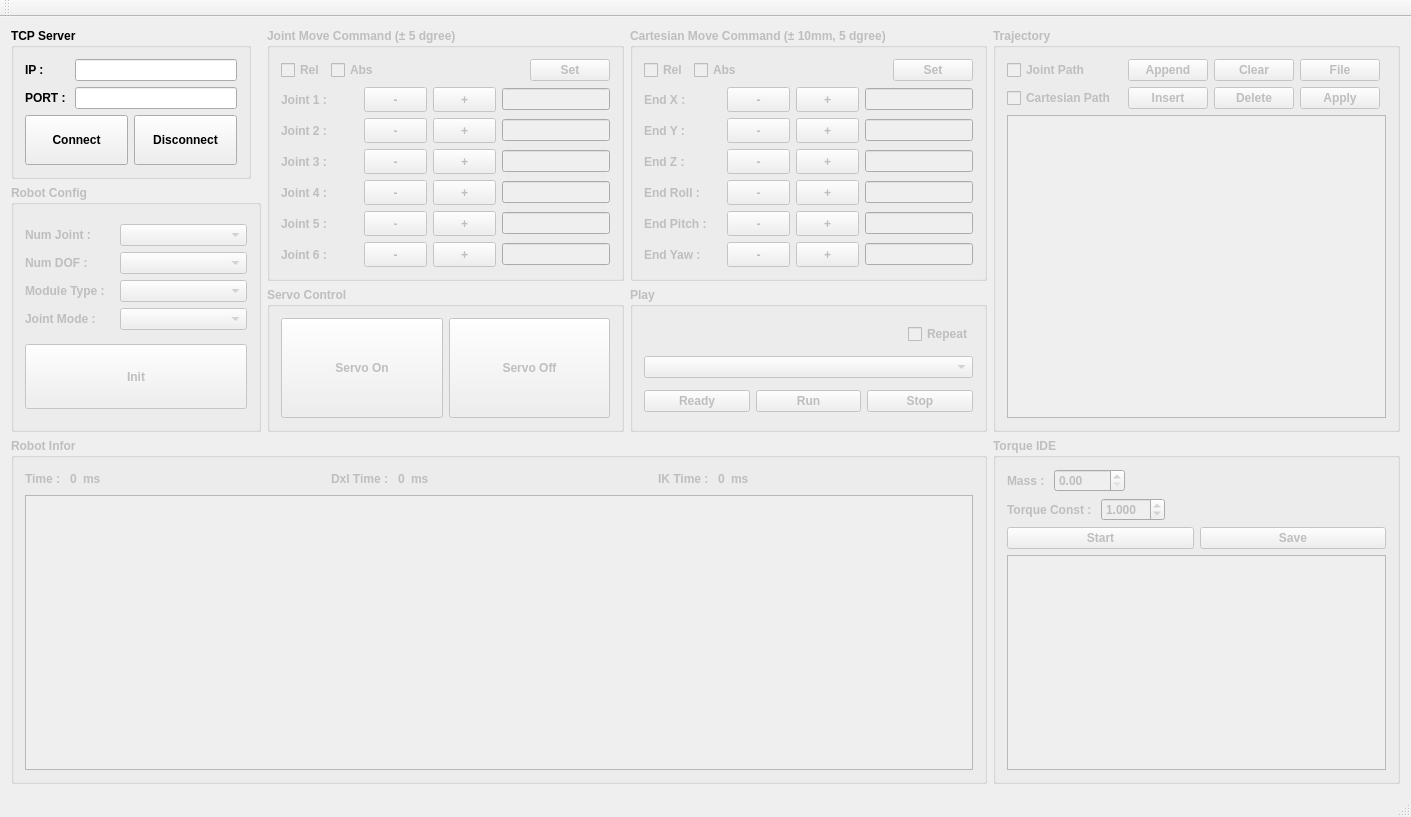
hajunsong/Controller, file RobotControllerUI/MainWindow/mainwindow.ui: the form before one commit.
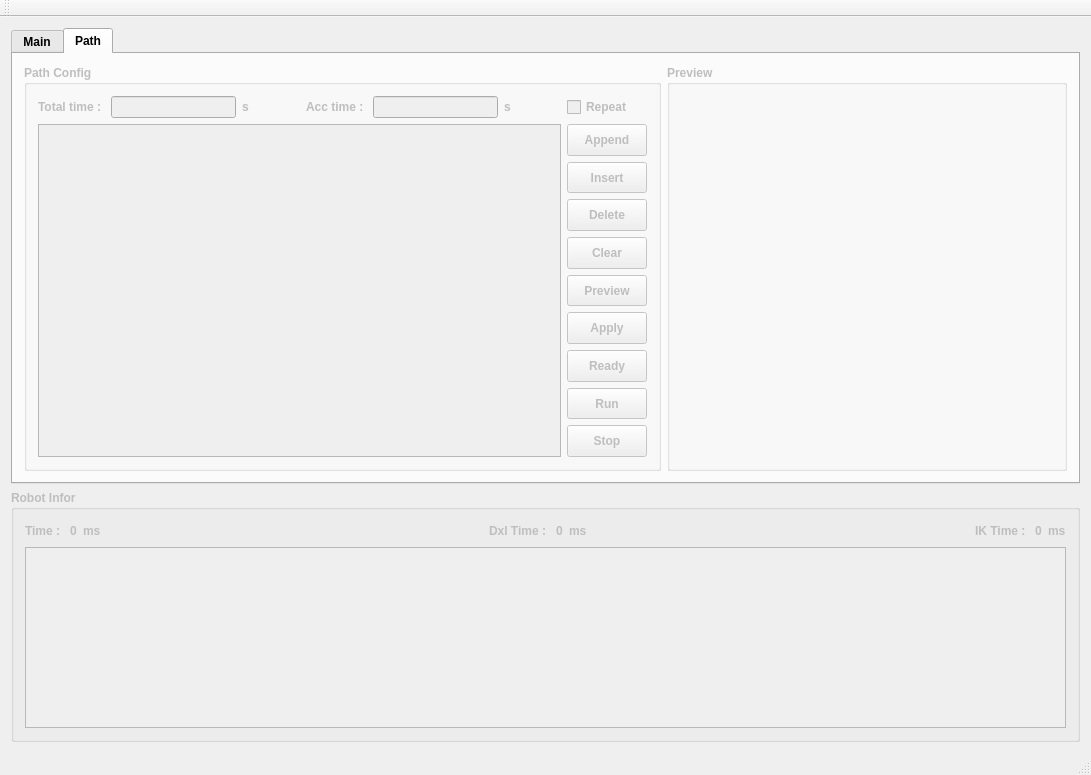
The form after the commit.

Commit message: path generator 추가 중

```diff
--- a/RobotControllerUI/MainWindow/mainwindow.ui
+++ b/RobotControllerUI/MainWindow/mainwindow.ui
@@ -6,8 +6,8 @@
    <rect>
     <x>0</x>
     <y>0</y>
-    <width>1411</width>
-    <height>817</height>
+    <width>1091</width>
+    <height>775</height>
    </rect>
   </property>
   <property name="sizePolicy">
@@ -27,319 +27,27 @@
   </property>
   <widget class="QWidget" name="centralWidget">
    <layout class="QGridLayout" name="gridLayout_9">
-    <item row="0" column="3" rowspan="3">
-     <widget class="QGroupBox" name="gbTrajectory">
+    <item row="0" column="0">
+     <widget class="QTabWidget" name="tabWidget">
       <property name="enabled">
-       <bool>false</bool>
+       <bool>true</bool>
       </property>
-      <property name="font">
-       <font>
-        <weight>75</weight>
-        <bold>true</bold>
-       </font>
+      <property name="currentIndex">
+       <number>1</number>
       </property>
-      <property name="title">
-       <string>Trajectory</string>
-      </property>
-      <layout class="QGridLayout" name="gridLayout_6">
-       <item row="1" column="0">
-        <widget class="QCheckBox" name="cbJointPath">
-         <property name="text">
-          <string>Joint Path</string>
-         </property>
-        </widget>
-       </item>
-       <item row="2" column="4">
-        <widget class="QPushButton" name="btnPathApply">
-         <property name="text">
-          <string>Apply</string>
-         </property>
-        </widget>
-       </item>
-       <item row="2" column="0">
-        <widget class="QCheckBox" name="cbCartesianPath">
-         <property name="text">
-          <string>Cartesian Path</string>
-         </property>
-        </widget>
-       </item>
-       <item row="1" column="1">
-        <spacer name="horizontalSpacer_4">
-         <property name="orientation">
-          <enum>Qt::Horizontal</enum>
-         </property>
-         <property name="sizeHint" stdset="0">
-          <size>
-           <width>40</width>
-           <height>20</height>
-          </size>
-         </property>
-        </spacer>
-       </item>
-       <item row="1" column="2">
-        <widget class="QPushButton" name="btnPathAppend">
-         <property name="text">
-          <string>Append</string>
-         </property>
-        </widget>
-       </item>
-       <item row="2" column="2">
-        <widget class="QPushButton" name="btnPathInsert">
-         <property name="text">
-          <string>Insert</string>
-         </property>
-        </widget>
-       </item>
-       <item row="1" column="3">
-        <widget class="QPushButton" name="btnPathClear">
-         <property name="text">
-          <string>Clear</string>
-         </property>
-        </widget>
-       </item>
-       <item row="3" column="0" colspan="6">
-        <widget class="QTableView" name="tvPathData"/>
-       </item>
-       <item row="1" column="4">
-        <widget class="QPushButton" name="btnFileLoad">
-         <property name="text">
-          <string>File</string>
-         </property>
-        </widget>
-       </item>
-       <item row="2" column="1">
-        <spacer name="horizontalSpacer_8">
-         <property name="orientation">
-          <enum>Qt::Horizontal</enum>
-         </property>
-         <property name="sizeHint" stdset="0">
-          <size>
-           <width>40</width>
-           <height>20</height>
-          </size>
-         </property>
-        </spacer>
-       </item>
-       <item row="2" column="3">
-        <widget class="QPushButton" name="btnPathDelete">
-         <property name="text">
-          <string>Delete</string>
-         </property>
-        </widget>
-       </item>
-      </layout>
-     </widget>
-    </item>
-    <item row="1" column="0" rowspan="2">
-     <widget class="QGroupBox" name="gbRobotConfig">
-      <property name="enabled">
-       <bool>false</bool>
-      </property>
-      <property name="maximumSize">
-       <size>
-        <width>250</width>
-        <height>250</height>
-       </size>
-      </property>
-      <property name="font">
-       <font>
-        <weight>75</weight>
-        <bold>true</bold>
-       </font>
-      </property>
-      <property name="title">
-       <string>Robot Config</string>
-      </property>
-      <layout class="QGridLayout" name="gridLayout_2">
+      <widget class="QWidget" name="tab">
+       <attribute name="title">
+        <string>Main</string>
+       </attribute>
+       <layout class="QGridLayout" name="gridLayout_10">
        <item row="0" column="0">
-        <layout class="QVBoxLayout" name="verticalLayout_3">
-         <item>
-          <widget class="QLabel" name="label_3">
-           <property name="text">
-            <string>Num Joint : </string>
-           </property>
-          </widget>
-         </item>
-         <item>
-          <widget class="QLabel" name="label_4">
-           <property name="text">
-            <string>Num DOF : </string>
-           </property>
-          </widget>
-         </item>
-         <item>
-          <widget class="QLabel" name="label_5">
-           <property name="text">
-            <string>Module Type : </string>
-           </property>
-          </widget>
-         </item>
-         <item>
-          <widget class="QLabel" name="labelCommType">
-           <property name="text">
-            <string>Joint Mode : </string>
-           </property>
-          </widget>
-         </item>
-        </layout>
-       </item>
-       <item row="0" column="1">
-        <layout class="QVBoxLayout" name="verticalLayout_4">
-         <item>
-          <layout class="QVBoxLayout" name="verticalLayout_5">
-           <property name="leftMargin">
-            <number>5</number>
-           </property>
-           <item>
-            <widget class="QComboBox" name="cbNumJoint">
-             <property name="sizePolicy">
-              <sizepolicy hsizetype="Expanding" vsizetype="Fixed">
-               <horstretch>0</horstretch>
-               <verstretch>0</verstretch>
-              </sizepolicy>
-             </property>
-             <item>
-              <property name="text">
-               <string/>
-              </property>
-             </item>
-             <item>
-              <property name="text">
-               <string>1</string>
-              </property>
-             </item>
-             <item>
-              <property name="text">
-               <string>6</string>
-              </property>
-             </item>
-            </widget>
-           </item>
-           <item>
-            <widget class="QComboBox" name="cbNumDOF">
-             <property name="sizePolicy">
-              <sizepolicy hsizetype="Expanding" vsizetype="Fixed">
-               <horstretch>0</horstretch>
-               <verstretch>0</verstretch>
-              </sizepolicy>
-             </property>
-             <item>
-              <property name="text">
-               <string/>
-              </property>
-             </item>
-             <item>
-              <property name="text">
-               <string>1</string>
-              </property>
-             </item>
-             <item>
-              <property name="text">
-               <string>6</string>
-              </property>
-             </item>
-            </widget>
-           </item>
-           <item>
-            <widget class="QComboBox" name="cbModuleType">
-             <property name="sizePolicy">
-              <sizepolicy hsizetype="Expanding" vsizetype="Fixed">
-               <horstretch>0</horstretch>
-               <verstretch>0</verstretch>
-              </sizepolicy>
-             </property>
-             <item>
-              <property name="text">
-               <string/>
-              </property>
-             </item>
-             <item>
-              <property name="text">
-               <string>FAR V1</string>
-              </property>
-             </item>
-             <item>
-              <property name="text">
-               <string>FAR V2</string>
-              </property>
-             </item>
-             <item>
-              <property name="text">
-               <string>SEA</string>
-              </property>
-             </item>
-            </widget>
-           </item>
-           <item>
-            <widget class="QComboBox" name="cbJointMode">
-             <property name="sizePolicy">
-              <sizepolicy hsizetype="Fixed" vsizetype="Fixed">
-               <horstretch>0</horstretch>
-               <verstretch>0</verstretch>
-              </sizepolicy>
-             </property>
-             <item>
-              <property name="text">
-               <string/>
-              </property>
-             </item>
-             <item>
-              <property name="text">
-               <string>Current</string>
-              </property>
-             </item>
-             <item>
-              <property name="text">
-               <string>Velocity</string>
-              </property>
-             </item>
-             <item>
-              <property name="text">
-               <string>Position</string>
-              </property>
-             </item>
-             <item>
-              <property name="text">
-               <string>Extended Position</string>
-              </property>
-             </item>
-             <item>
-              <property name="text">
-               <string>Current Based Position</string>
-              </property>
-             </item>
-             <item>
-              <property name="text">
-               <string>PWM</string>
-              </property>
-             </item>
-            </widget>
-           </item>
-          </layout>
-         </item>
-        </layout>
-       </item>
-       <item row="1" column="0" colspan="2">
-        <widget class="QPushButton" name="btnSetInit">
+         <widget class="QGroupBox" name="groupBox">
          <property name="minimumSize">
           <size>
            <width>0</width>
-           <height>65</height>
-          </size>
-         </property>
-         <property name="text">
-          <string>Init</string>
-         </property>
-        </widget>
-       </item>
-      </layout>
-     </widget>
-    </item>
-    <item row="2" column="1">
-     <widget class="QGroupBox" name="gbServoControl">
-      <property name="enabled">
-       <bool>false</bool>
-      </property>
+            <height>0</height>
+           </size>
+          </property>
       <property name="maximumSize">
        <size>
         <width>16777215</width>
@@ -861,105 +569,6 @@
       </layout>
      </widget>
     </item>
-    <item row="0" column="0">
-     <widget class="QGroupBox" name="groupBox">
-      <property name="minimumSize">
-       <size>
-        <width>0</width>
-        <height>0</height>
-       </size>
-      </property>
-      <property name="maximumSize">
-       <size>
-        <width>240</width>
-        <height>16777215</height>
-       </size>
-      </property>
-      <property name="font">
-       <font>
-        <weight>75</weight>
-        <bold>true</bold>
-       </font>
-      </property>
-      <property name="title">
-       <string>TCP Server</string>
-      </property>
-      <layout class="QGridLayout" name="gridLayout">
-       <item row="0" column="0">
-        <layout class="QVBoxLayout" name="verticalLayout_2">
-         <item>
-          <widget class="QLabel" name="label">
-           <property name="text">
-            <string>IP : </string>
-           </property>
-          </widget>
-         </item>
-         <item>
-          <widget class="QLabel" name="label_2">
-           <property name="text">
-            <string>PORT : </string>
-           </property>
-          </widget>
-         </item>
-        </layout>
-       </item>
-       <item row="0" column="1">
-        <layout class="QVBoxLayout" name="verticalLayout">
-         <item>
-          <widget class="QLineEdit" name="txtIP">
-           <property name="minimumSize">
-            <size>
-             <width>150</width>
-             <height>0</height>
-            </size>
-           </property>
-          </widget>
-         </item>
-         <item>
-          <widget class="QLineEdit" name="txtPORT">
-           <property name="minimumSize">
-            <size>
-             <width>150</width>
-             <height>0</height>
-            </size>
-           </property>
-          </widget>
-         </item>
-        </layout>
-       </item>
-       <item row="1" column="0" colspan="2">
-        <layout class="QHBoxLayout" name="horizontalLayout_2">
-         <item>
-          <widget class="QPushButton" name="btnConnect">
-           <property name="minimumSize">
-            <size>
-             <width>75</width>
-             <height>50</height>
-            </size>
-           </property>
-           <property name="text">
-            <string>Connect</string>
-           </property>
-          </widget>
-         </item>
-         <item>
-          <widget class="QPushButton" name="btnDisconnect">
-           <property name="minimumSize">
-            <size>
-             <width>75</width>
-             <height>50</height>
-            </size>
-           </property>
-           <property name="text">
-            <string>Disconnect</string>
-           </property>
-          </widget>
-         </item>
-        </layout>
-       </item>
-      </layout>
-     </widget>
-    </item>
     <item row="0" column="2" rowspan="2">
      <widget class="QGroupBox" name="gbCartMoveCommand">
       <property name="enabled">
@@ -1433,7 +1042,516 @@
       </layout>
      </widget>
     </item>
-    <item row="3" column="0" colspan="3">
+        <item row="1" column="0" rowspan="2">
+         <widget class="QGroupBox" name="gbRobotConfig">
+          <property name="enabled">
+           <bool>false</bool>
+          </property>
+          <property name="maximumSize">
+           <size>
+            <width>250</width>
+            <height>250</height>
+           </size>
+          </property>
+          <property name="font">
+           <font>
+            <weight>75</weight>
+            <bold>true</bold>
+           </font>
+          </property>
+          <property name="title">
+           <string>Robot Config</string>
+          </property>
+          <layout class="QGridLayout" name="gridLayout_2">
+           <item row="0" column="0">
+            <layout class="QVBoxLayout" name="verticalLayout_3">
+             <item>
+              <widget class="QLabel" name="label_3">
+               <property name="text">
+                <string>Num Joint : </string>
+               </property>
+              </widget>
+             </item>
+             <item>
+              <widget class="QLabel" name="label_4">
+               <property name="text">
+                <string>Num DOF : </string>
+               </property>
+              </widget>
+             </item>
+             <item>
+              <widget class="QLabel" name="label_5">
+               <property name="text">
+                <string>Module Type : </string>
+               </property>
+              </widget>
+             </item>
+             <item>
+              <widget class="QLabel" name="labelCommType">
+               <property name="text">
+                <string>Joint Mode : </string>
+               </property>
+              </widget>
+             </item>
+            </layout>
+           </item>
+           <item row="0" column="1">
+            <layout class="QVBoxLayout" name="verticalLayout_4">
+             <item>
+              <layout class="QVBoxLayout" name="verticalLayout_5">
+               <property name="leftMargin">
+                <number>5</number>
+               </property>
+               <item>
+                <widget class="QComboBox" name="cbNumJoint">
+                 <property name="sizePolicy">
+                  <sizepolicy hsizetype="Expanding" vsizetype="Fixed">
+                   <horstretch>0</horstretch>
+                   <verstretch>0</verstretch>
+                  </sizepolicy>
+                 </property>
+                 <item>
+                  <property name="text">
+                   <string/>
+                  </property>
+                 </item>
+                 <item>
+                  <property name="text">
+                   <string>1</string>
+                  </property>
+                 </item>
+                 <item>
+                  <property name="text">
+                   <string>6</string>
+                  </property>
+                 </item>
+                </widget>
+               </item>
+               <item>
+                <widget class="QComboBox" name="cbNumDOF">
+                 <property name="sizePolicy">
+                  <sizepolicy hsizetype="Expanding" vsizetype="Fixed">
+                   <horstretch>0</horstretch>
+                   <verstretch>0</verstretch>
+                  </sizepolicy>
+                 </property>
+                 <item>
+                  <property name="text">
+                   <string/>
+                  </property>
+                 </item>
+                 <item>
+                  <property name="text">
+                   <string>1</string>
+                  </property>
+                 </item>
+                 <item>
+                  <property name="text">
+                   <string>6</string>
+                  </property>
+                 </item>
+                </widget>
+               </item>
+               <item>
+                <widget class="QComboBox" name="cbModuleType">
+                 <property name="sizePolicy">
+                  <sizepolicy hsizetype="Expanding" vsizetype="Fixed">
+                   <horstretch>0</horstretch>
+                   <verstretch>0</verstretch>
+                  </sizepolicy>
+                 </property>
+                 <item>
+                  <property name="text">
+                   <string/>
+                  </property>
+                 </item>
+                 <item>
+                  <property name="text">
+                   <string>FAR V1</string>
+                  </property>
+                 </item>
+                 <item>
+                  <property name="text">
+                   <string>FAR V2</string>
+                  </property>
+                 </item>
+                 <item>
+                  <property name="text">
+                   <string>SEA</string>
+                  </property>
+                 </item>
+                </widget>
+               </item>
+               <item>
+                <widget class="QComboBox" name="cbJointMode">
+                 <property name="sizePolicy">
+                  <sizepolicy hsizetype="Fixed" vsizetype="Fixed">
+                   <horstretch>0</horstretch>
+                   <verstretch>0</verstretch>
+                  </sizepolicy>
+                 </property>
+                 <item>
+                  <property name="text">
+                   <string/>
+                  </property>
+                 </item>
+                 <item>
+                  <property name="text">
+                   <string>Current</string>
+                  </property>
+                 </item>
+                 <item>
+                  <property name="text">
+                   <string>Velocity</string>
+                  </property>
+                 </item>
+                 <item>
+                  <property name="text">
+                   <string>Position</string>
+                  </property>
+                 </item>
+                 <item>
+                  <property name="text">
+                   <string>Extended Position</string>
+                  </property>
+                 </item>
+                 <item>
+                  <property name="text">
+                   <string>Current Based Position</string>
+                  </property>
+                 </item>
+                 <item>
+                  <property name="text">
+                   <string>PWM</string>
+                  </property>
+                 </item>
+                </widget>
+               </item>
+              </layout>
+             </item>
+            </layout>
+           </item>
+           <item row="1" column="0" colspan="2">
+            <widget class="QPushButton" name="btnSetInit">
+             <property name="minimumSize">
+              <size>
+               <width>0</width>
+               <height>65</height>
+              </size>
+             </property>
+             <property name="text">
+              <string>Init</string>
+             </property>
+            </widget>
+           </item>
+          </layout>
+         </widget>
+        </item>
+        <item row="2" column="1">
+         <widget class="QGroupBox" name="gbServoControl">
+          <property name="enabled">
+           <bool>false</bool>
+          </property>
+          <property name="maximumSize">
+           <size>
+            <width>16777215</width>
+            <height>16777215</height>
+           </size>
+          </property>
+          <property name="font">
+           <font>
+            <weight>75</weight>
+            <bold>true</bold>
+           </font>
+          </property>
+          <property name="title">
+           <string>Servo Control</string>
+          </property>
+          <layout class="QGridLayout" name="gridLayout_4">
+           <item row="0" column="0">
+            <widget class="QPushButton" name="btnServoOn">
+             <property name="minimumSize">
+              <size>
+               <width>100</width>
+               <height>100</height>
+              </size>
+             </property>
+             <property name="text">
+              <string>Servo On</string>
+             </property>
+            </widget>
+           </item>
+           <item row="0" column="1">
+            <widget class="QPushButton" name="btnServoOff">
+             <property name="minimumSize">
+              <size>
+               <width>100</width>
+               <height>100</height>
+              </size>
+             </property>
+             <property name="text">
+              <string>Servo Off</string>
+             </property>
+            </widget>
+           </item>
+          </layout>
+         </widget>
+        </item>
+       </layout>
+      </widget>
+      <widget class="QWidget" name="tab_2">
+       <attribute name="title">
+        <string>Path</string>
+       </attribute>
+       <layout class="QGridLayout" name="gridLayout_8">
+        <item row="0" column="0">
+         <widget class="QGroupBox" name="gbTrajectory">
+          <property name="enabled">
+           <bool>false</bool>
+          </property>
+          <property name="font">
+           <font>
+            <weight>75</weight>
+            <bold>true</bold>
+           </font>
+          </property>
+          <property name="title">
+           <string>Path Config</string>
+          </property>
+          <layout class="QGridLayout" name="gridLayout_6">
+           <item row="0" column="0">
+            <layout class="QHBoxLayout" name="horizontalLayout_8">
+             <item>
+              <widget class="QLabel" name="label_8">
+               <property name="text">
+                <string>Total time : </string>
+               </property>
+              </widget>
+             </item>
+             <item>
+              <widget class="QLineEdit" name="lineEdit"/>
+             </item>
+             <item>
+              <widget class="QLabel" name="label_6">
+               <property name="text">
+                <string>s</string>
+               </property>
+              </widget>
+             </item>
+            </layout>
+           </item>
+           <item row="0" column="4">
+            <widget class="QCheckBox" name="cbRepeat">
+             <property name="text">
+              <string>Repeat</string>
+             </property>
+            </widget>
+           </item>
+           <item row="0" column="1">
+            <spacer name="horizontalSpacer_3">
+             <property name="orientation">
+              <enum>Qt::Horizontal</enum>
+             </property>
+             <property name="sizeHint" stdset="0">
+              <size>
+               <width>40</width>
+               <height>20</height>
+              </size>
+             </property>
+            </spacer>
+           </item>
+           <item row="0" column="2">
+            <layout class="QHBoxLayout" name="horizontalLayout_13">
+             <item>
+              <widget class="QLabel" name="label_9">
+               <property name="text">
+                <string>Acc time : </string>
+               </property>
+              </widget>
+             </item>
+             <item>
+              <widget class="QLineEdit" name="lineEdit_2"/>
+             </item>
+             <item>
+              <widget class="QLabel" name="label_7">
+               <property name="text">
+                <string>s</string>
+               </property>
+              </widget>
+             </item>
+            </layout>
+           </item>
+           <item row="1" column="4">
+            <layout class="QVBoxLayout" name="verticalLayout_6">
+             <item>
+              <widget class="QPushButton" name="btnPathAppend">
+               <property name="sizePolicy">
+                <sizepolicy hsizetype="Minimum" vsizetype="Preferred">
+                 <horstretch>0</horstretch>
+                 <verstretch>0</verstretch>
+                </sizepolicy>
+               </property>
+               <property name="text">
+                <string>Append</string>
+               </property>
+              </widget>
+             </item>
+             <item>
+              <widget class="QPushButton" name="btnPathInsert">
+               <property name="sizePolicy">
+                <sizepolicy hsizetype="Minimum" vsizetype="Preferred">
+                 <horstretch>0</horstretch>
+                 <verstretch>0</verstretch>
+                </sizepolicy>
+               </property>
+               <property name="text">
+                <string>Insert</string>
+               </property>
+              </widget>
+             </item>
+             <item>
+              <widget class="QPushButton" name="btnPathDelete">
+               <property name="sizePolicy">
+                <sizepolicy hsizetype="Minimum" vsizetype="Preferred">
+                 <horstretch>0</horstretch>
+                 <verstretch>0</verstretch>
+                </sizepolicy>
+               </property>
+               <property name="text">
+                <string>Delete</string>
+               </property>
+              </widget>
+             </item>
+             <item>
+              <widget class="QPushButton" name="btnPathClear">
+               <property name="sizePolicy">
+                <sizepolicy hsizetype="Minimum" vsizetype="Preferred">
+                 <horstretch>0</horstretch>
+                 <verstretch>0</verstretch>
+                </sizepolicy>
+               </property>
+               <property name="text">
+                <string>Clear</string>
+               </property>
+              </widget>
+             </item>
+             <item>
+              <widget class="QPushButton" name="btnPathApply_2">
+               <property name="enabled">
+                <bool>false</bool>
+               </property>
+               <property name="sizePolicy">
+                <sizepolicy hsizetype="Minimum" vsizetype="Preferred">
+                 <horstretch>0</horstretch>
+                 <verstretch>0</verstretch>
+                </sizepolicy>
+               </property>
+               <property name="text">
+                <string>Preview</string>
+               </property>
+              </widget>
+             </item>
+             <item>
+              <widget class="QPushButton" name="btnPathApply">
+               <property name="sizePolicy">
+                <sizepolicy hsizetype="Minimum" vsizetype="Preferred">
+                 <horstretch>0</horstretch>
+                 <verstretch>0</verstretch>
+                </sizepolicy>
+               </property>
+               <property name="text">
+                <string>Apply</string>
+               </property>
+              </widget>
+             </item>
+             <item>
+              <widget class="QPushButton" name="btnReady">
+               <property name="sizePolicy">
+                <sizepolicy hsizetype="Minimum" vsizetype="Preferred">
+                 <horstretch>0</horstretch>
+                 <verstretch>0</verstretch>
+                </sizepolicy>
+               </property>
+               <property name="text">
+                <string>Ready</string>
+               </property>
+              </widget>
+             </item>
+             <item>
+              <widget class="QPushButton" name="btnRun">
+               <property name="sizePolicy">
+                <sizepolicy hsizetype="Minimum" vsizetype="Preferred">
+                 <horstretch>0</horstretch>
+                 <verstretch>0</verstretch>
+                </sizepolicy>
+               </property>
+               <property name="text">
+                <string>Run</string>
+               </property>
+              </widget>
+             </item>
+             <item>
+              <widget class="QPushButton" name="btnStop">
+               <property name="sizePolicy">
+                <sizepolicy hsizetype="Minimum" vsizetype="Preferred">
+                 <horstretch>0</horstretch>
+                 <verstretch>0</verstretch>
+                </sizepolicy>
+               </property>
+               <property name="text">
+                <string>Stop</string>
+               </property>
+              </widget>
+             </item>
+            </layout>
+           </item>
+           <item row="0" column="3">
+            <spacer name="horizontalSpacer_4">
+             <property name="orientation">
+              <enum>Qt::Horizontal</enum>
+             </property>
+             <property name="sizeHint" stdset="0">
+              <size>
+               <width>40</width>
+               <height>20</height>
+              </size>
+             </property>
+            </spacer>
+           </item>
+           <item row="1" column="0" colspan="4">
+            <widget class="QTableView" name="tvPathData">
+             <property name="minimumSize">
+              <size>
+               <width>500</width>
+               <height>0</height>
+              </size>
+             </property>
+            </widget>
+           </item>
+          </layout>
+         </widget>
+        </item>
+        <item row="0" column="1">
+         <widget class="QGroupBox" name="groupBox_2">
+          <property name="enabled">
+           <bool>false</bool>
+          </property>
+          <property name="minimumSize">
+           <size>
+            <width>400</width>
+            <height>0</height>
+           </size>
+          </property>
+          <property name="title">
+           <string>Preview</string>
+          </property>
+         </widget>
+        </item>
+       </layout>
+      </widget>
+     </widget>
+    </item>
+    <item row="1" column="0">
      <widget class="QGroupBox" name="gbRobotInfor">
       <property name="enabled">
        <bool>false</bool>
@@ -1454,6 +1572,44 @@
        <string>Robot Infor</string>
       </property>
       <layout class="QGridLayout" name="gridLayout_3">
+       <item row="0" column="0">
+        <layout class="QHBoxLayout" name="horizontalLayout_9">
+         <item>
+          <widget class="QLabel" name="label_12">
+           <property name="text">
+            <string>Time : </string>
+           </property>
+          </widget>
+         </item>
+         <item>
+          <widget class="QLabel" name="txtTime">
+           <property name="text">
+            <string>0</string>
+           </property>
+          </widget>
+         </item>
+         <item>
+          <widget class="QLabel" name="label_13">
+           <property name="text">
+            <string>ms</string>
+           </property>
+          </widget>
+         </item>
+        </layout>
+       </item>
+       <item row="0" column="1">
+        <spacer name="horizontalSpacer_7">
+         <property name="orientation">
+          <enum>Qt::Horizontal</enum>
+         </property>
+         <property name="sizeHint" stdset="0">
+          <size>
+           <width>295</width>
+           <height>20</height>
+          </size>
+         </property>
+        </spacer>
+       </item>
        <item row="0" column="2">
         <layout class="QHBoxLayout" name="horizontalLayout_10">
          <item>
@@ -1479,14 +1635,14 @@
          </item>
         </layout>
        </item>
-       <item row="0" column="1">
-        <spacer name="horizontalSpacer_5">
+       <item row="0" column="3">
+        <spacer name="horizontalSpacer_8">
          <property name="orientation">
           <enum>Qt::Horizontal</enum>
          </property>
          <property name="sizeHint" stdset="0">
           <size>
-           <width>40</width>
+           <width>295</width>
            <height>20</height>
           </size>
          </property>
@@ -1517,63 +1673,12 @@
          </item>
         </layout>
        </item>
-       <item row="0" column="3">
-        <spacer name="horizontalSpacer_6">
-         <property name="orientation">
-          <enum>Qt::Horizontal</enum>
-         </property>
-         <property name="sizeHint" stdset="0">
-          <size>
-           <width>40</width>
-           <height>20</height>
-          </size>
-         </property>
-        </spacer>
-       </item>
-       <item row="0" column="0">
-        <layout class="QHBoxLayout" name="horizontalLayout_9">
-         <item>
-          <widget class="QLabel" name="label_12">
-           <property name="text">
-            <string>Time : </string>
-           </property>
-          </widget>
-         </item>
-         <item>
-          <widget class="QLabel" name="txtTime">
-           <property name="text">
-            <string>0</string>
-           </property>
-          </widget>
-         </item>
-         <item>
-          <widget class="QLabel" name="label_13">
-           <property name="text">
-            <string>ms</string>
-           </property>
-          </widget>
-         </item>
-        </layout>
-       </item>
-       <item row="0" column="5">
-        <spacer name="horizontalSpacer_7">
-         <property name="orientation">
-          <enum>Qt::Horizontal</enum>
-         </property>
-         <property name="sizeHint" stdset="0">
-          <size>
-           <width>40</width>
-           <height>20</height>
-          </size>
-         </property>
-        </spacer>
-       </item>
-       <item row="1" column="0" colspan="6">
+       <item row="1" column="0" colspan="5">
         <widget class="QTableView" name="tvRobotInfor">
          <property name="minimumSize">
           <size>
-           <width>0</width>
-           <height>0</height>
+           <width>700</width>
+           <height>150</height>
           </size>
          </property>
         </widget>
@@ -1581,217 +1686,6 @@
       </layout>
      </widget>
     </item>
-    <item row="2" column="2">
-     <widget class="QGroupBox" name="gbPlay">
-      <property name="enabled">
-       <bool>false</bool>
-      </property>
-      <property name="maximumSize">
-       <size>
-        <width>16777215</width>
-        <height>145</height>
-       </size>
-      </property>
-      <property name="font">
-       <font>
-        <weight>75</weight>
-        <bold>true</bold>
-       </font>
-      </property>
-      <property name="title">
-       <string>Play</string>
-      </property>
-      <layout class="QGridLayout" name="gridLayout_8">
-       <item row="2" column="0">
-        <widget class="QPushButton" name="btnReady">
-         <property name="text">
-          <string>Ready</string>
-         </property>
-        </widget>
-       </item>
-       <item row="2" column="1">
-        <widget class="QPushButton" name="btnRun">
-         <property name="text">
-          <string>Run</string>
-         </property>
-        </widget>
-       </item>
-       <item row="2" column="2">
-        <widget class="QPushButton" name="btnStop">
-         <property name="text">
-          <string>Stop</string>
-         </property>
-        </widget>
-       </item>
-       <item row="1" column="0" colspan="3">
-        <widget class="QComboBox" name="cbPlaylist">
-         <property name="sizePolicy">
-          <sizepolicy hsizetype="Ignored" vsizetype="Fixed">
-           <horstretch>0</horstretch>
-           <verstretch>0</verstretch>
-          </sizepolicy>
-         </property>
-        </widget>
-       </item>
-       <item row="0" column="0" colspan="3">
-        <layout class="QHBoxLayout" name="horizontalLayout_19">
-         <item>
-          <spacer name="horizontalSpacer_3">
-           <property name="orientation">
-            <enum>Qt::Horizontal</enum>
-           </property>
-           <property name="sizeHint" stdset="0">
-            <size>
-             <width>40</width>
-             <height>20</height>
-            </size>
-           </property>
-          </spacer>
-         </item>
-         <item>
-          <widget class="QCheckBox" name="cbRepeat">
-           <property name="text">
-            <string>Repeat</string>
-           </property>
-          </widget>
-         </item>
-        </layout>
-       </item>
-      </layout>
-     </widget>
-    </item>
-    <item row="3" column="3">
-     <widget class="QGroupBox" name="gbTorqueIDE">
-      <property name="enabled">
-       <bool>false</bool>
-      </property>
-      <property name="sizePolicy">
-       <sizepolicy hsizetype="Minimum" vsizetype="Preferred">
-        <horstretch>0</horstretch>
-        <verstretch>0</verstretch>
-       </sizepolicy>
-      </property>
-      <property name="title">
-       <string>Torque IDE</string>
-      </property>
-      <property name="flat">
-       <bool>false</bool>
-      </property>
-      <property name="checkable">
-       <bool>false</bool>
-      </property>
-      <layout class="QGridLayout" name="gridLayout_10">
-       <item row="2" column="0">
-        <layout class="QHBoxLayout" name="horizontalLayout_14">
-         <item>
-          <widget class="QPushButton" name="btnStart">
-           <property name="text">
-            <string>Start</string>
-           </property>
-          </widget>
-         </item>
-         <item>
-          <widget class="QPushButton" name="btnSave">
-           <property name="enabled">
-            <bool>false</bool>
-           </property>
-           <property name="text">
-            <string>Save</string>
-           </property>
-          </widget>
-         </item>
-        </layout>
-       </item>
-       <item row="1" column="0">
-        <layout class="QHBoxLayout" name="horizontalLayout_13">
-         <item>
-          <widget class="QLabel" name="label_7">
-           <property name="text">
-            <string>Torque Const : </string>
-           </property>
-          </widget>
-         </item>
-         <item>
-          <widget class="QDoubleSpinBox" name="sbTorqueConst">
-           <property name="decimals">
-            <number>3</number>
-           </property>
-           <property name="singleStep">
-            <double>0.001000000000000</double>
-           </property>
-           <property name="stepType">
-            <enum>QAbstractSpinBox::DefaultStepType</enum>
-           </property>
-           <property name="value">
-            <double>1.000000000000000</double>
-           </property>
-          </widget>
-         </item>
-         <item>
-          <spacer name="horizontalSpacer_10">
-           <property name="orientation">
-            <enum>Qt::Horizontal</enum>
-           </property>
-           <property name="sizeHint" stdset="0">
-            <size>
-             <width>40</width>
-             <height>20</height>
-            </size>
-           </property>
-          </spacer>
-         </item>
-        </layout>
-       </item>
-       <item row="3" column="0">
-        <widget class="QTableView" name="tvIdeResult">
-         <property name="minimumSize">
-          <size>
-           <width>0</width>
-           <height>0</height>
-          </size>
-         </property>
-        </widget>
-       </item>
-       <item row="0" column="0">
-        <layout class="QHBoxLayout" name="horizontalLayout_8">
-         <item>
-          <widget class="QLabel" name="label_6">
-           <property name="text">
-            <string>Mass : </string>
-           </property>
-          </widget>
-         </item>
-         <item>
-          <widget class="QDoubleSpinBox" name="sbMass">
-           <property name="decimals">
-            <number>2</number>
-           </property>
-           <property name="maximum">
-            <double>9999.989999999999782</double>
-           </property>
-           <property name="singleStep">
-            <double>0.010000000000000</double>
-           </property>
-          </widget>
-         </item>
-         <item>
-          <spacer name="horizontalSpacer_9">
-           <property name="orientation">
-            <enum>Qt::Horizontal</enum>
-           </property>
-           <property name="sizeHint" stdset="0">
-            <size>
-             <width>40</width>
-             <height>20</height>
-            </size>
-           </property>
-          </spacer>
-         </item>
-        </layout>
-       </item>
-      </layout>
-     </widget>
-    </item>
    </layout>
   </widget>
   <widget class="QMenuBar" name="menuBar">
```
Left out of the diff: 92 changed lines with no effect on the pictures. Lines whose indentation alone changed are shown as unchanged. The commit also changes 13 other files.
